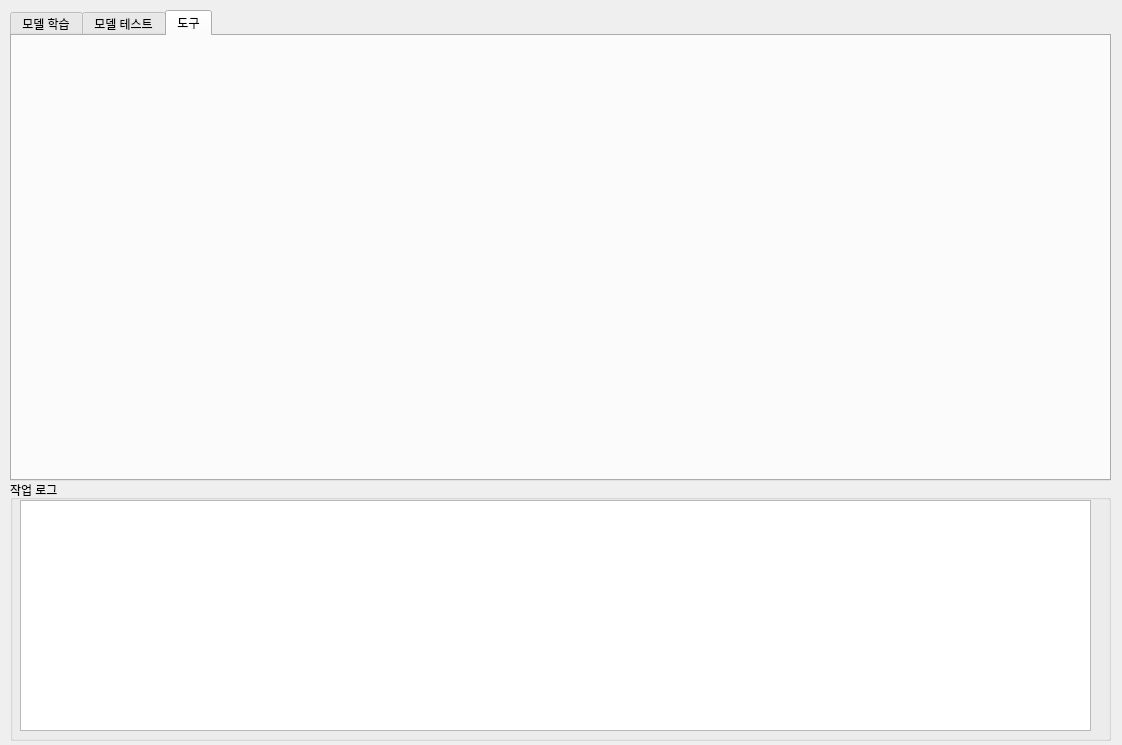
First picture: the form in resource/main_form.ui, repository boa9448/PyAutoMakerHuman, before the edit.
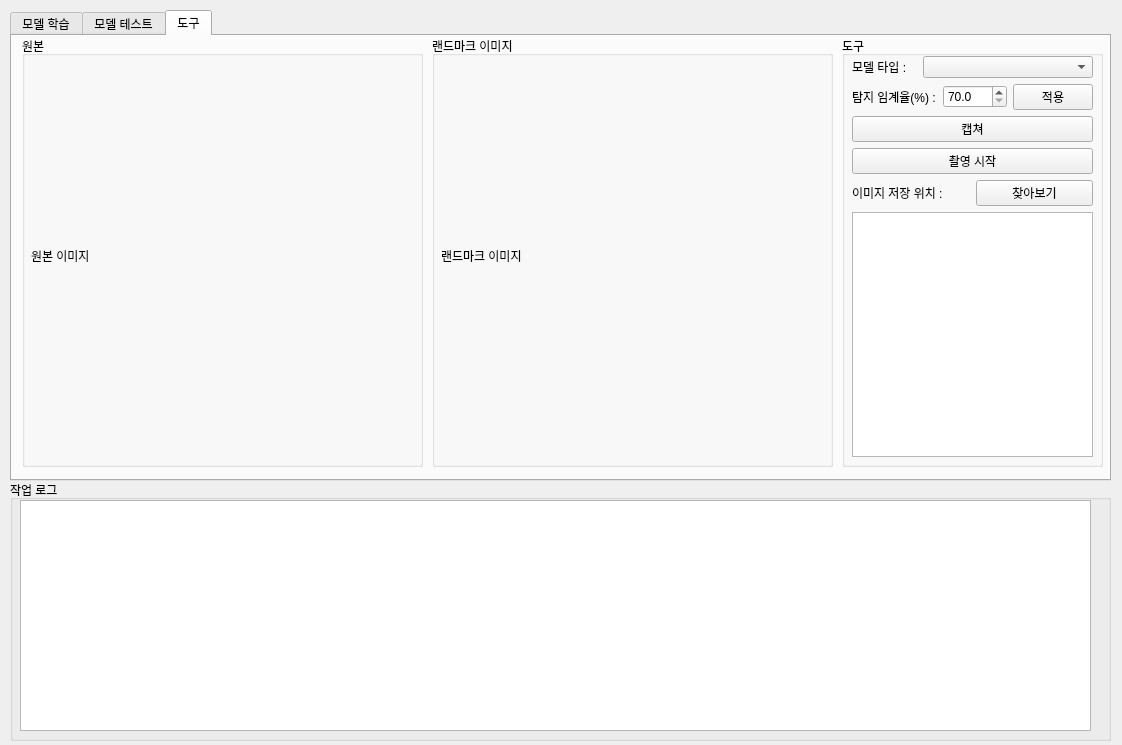
Second picture: the form after the edit. The open tabs and pages were chosen to show the change.

Commit message: 도구 UI작성

What changed in the file:
```diff
--- a/resource/main_form.ui
+++ b/resource/main_form.ui
@@ -481,6 +481,205 @@
     <attribute name="title">
      <string>도구</string>
     </attribute>
+    <widget class="QGroupBox" name="groupBox_8">
+     <property name="geometry">
+      <rect>
+       <x>10</x>
+       <y>0</y>
+       <width>401</width>
+       <height>431</height>
+      </rect>
+     </property>
+     <property name="title">
+      <string>원본</string>
+     </property>
+     <widget class="QWidget" name="verticalLayoutWidget_7">
+      <property name="geometry">
+       <rect>
+        <x>9</x>
+        <y>19</y>
+        <width>381</width>
+        <height>401</height>
+       </rect>
+      </property>
+      <layout class="QVBoxLayout" name="verticalLayout_9">
+       <item>
+        <widget class="QLabel" name="tools_original_img_label">
+         <property name="text">
+          <string>원본 이미지</string>
+         </property>
+        </widget>
+       </item>
+      </layout>
+     </widget>
+    </widget>
+    <widget class="QGroupBox" name="groupBox_9">
+     <property name="geometry">
+      <rect>
+       <x>420</x>
+       <y>0</y>
+       <width>401</width>
+       <height>431</height>
+      </rect>
+     </property>
+     <property name="title">
+      <string>랜드마크 이미지</string>
+     </property>
+     <widget class="QWidget" name="verticalLayoutWidget_8">
+      <property name="geometry">
+       <rect>
+        <x>9</x>
+        <y>19</y>
+        <width>381</width>
+        <height>401</height>
+       </rect>
+      </property>
+      <layout class="QVBoxLayout" name="verticalLayout_10">
+       <item>
+        <widget class="QLabel" name="tools_result_img_label">
+         <property name="text">
+          <string>랜드마크 이미지</string>
+         </property>
+        </widget>
+       </item>
+      </layout>
+     </widget>
+    </widget>
+    <widget class="QGroupBox" name="groupBox_10">
+     <property name="geometry">
+      <rect>
+       <x>830</x>
+       <y>0</y>
+       <width>261</width>
+       <height>431</height>
+      </rect>
+     </property>
+     <property name="title">
+      <string>도구</string>
+     </property>
+     <widget class="QWidget" name="verticalLayoutWidget_10">
+      <property name="geometry">
+       <rect>
+        <x>10</x>
+        <y>20</y>
+        <width>241</width>
+        <height>401</height>
+       </rect>
+      </property>
+      <layout class="QVBoxLayout" name="verticalLayout_14">
+       <item>
+        <layout class="QVBoxLayout" name="verticalLayout_15">
+         <item>
+          <layout class="QHBoxLayout" name="horizontalLayout_8">
+           <item>
+            <widget class="QLabel" name="label_7">
+             <property name="sizePolicy">
+              <sizepolicy hsizetype="Fixed" vsizetype="Preferred">
+               <horstretch>0</horstretch>
+               <verstretch>0</verstretch>
+              </sizepolicy>
+             </property>
+             <property name="text">
+              <string>모델 타입 :   </string>
+             </property>
+            </widget>
+           </item>
+           <item>
+            <widget class="QComboBox" name="tools_type_combo">
+             <property name="accessibleName">
+              <string/>
+             </property>
+             <property name="editable">
+              <bool>false</bool>
+             </property>
+             <property name="placeholderText">
+              <string/>
+             </property>
+            </widget>
+           </item>
+          </layout>
+         </item>
+         <item>
+          <layout class="QHBoxLayout" name="horizontalLayout_12">
+           <item>
+            <widget class="QLabel" name="label_9">
+             <property name="sizePolicy">
+              <sizepolicy hsizetype="Fixed" vsizetype="Preferred">
+               <horstretch>0</horstretch>
+               <verstretch>0</verstretch>
+              </sizepolicy>
+             </property>
+             <property name="text">
+              <string>탐지 임계율(%) : </string>
+             </property>
+            </widget>
+           </item>
+           <item>
+            <widget class="QDoubleSpinBox" name="tools_thresh_spin_edit">
+             <property name="enabled">
+              <bool>true</bool>
+             </property>
+             <property name="specialValueText">
+              <string>70.0</string>
+             </property>
+             <property name="decimals">
+              <number>3</number>
+             </property>
+            </widget>
+           </item>
+           <item>
+            <widget class="QPushButton" name="tools_thresh_apply_button">
+             <property name="text">
+              <string>적용</string>
+             </property>
+            </widget>
+           </item>
+          </layout>
+         </item>
+         <item>
+          <widget class="QPushButton" name="tools_capture_button">
+           <property name="text">
+            <string>캡쳐</string>
+           </property>
+          </widget>
+         </item>
+         <item>
+          <widget class="QPushButton" name="tools_video_button">
+           <property name="text">
+            <string>촬영 시작</string>
+           </property>
+          </widget>
+         </item>
+        </layout>
+       </item>
+       <item>
+        <layout class="QHBoxLayout" name="horizontalLayout_9">
+         <item>
+          <widget class="QLabel" name="label_8">
+           <property name="text">
+            <string>이미지 저장 위치 : </string>
+           </property>
+          </widget>
+         </item>
+         <item>
+          <widget class="QPushButton" name="tools_save_path_find_button">
+           <property name="text">
+            <string>찾아보기</string>
+           </property>
+          </widget>
+         </item>
+        </layout>
+       </item>
+       <item>
+        <layout class="QVBoxLayout" name="verticalLayout_16">
+         <item>
+          <widget class="QListWidget" name="tools_image_list"/>
+         </item>
+        </layout>
+       </item>
+      </layout>
+     </widget>
+    </widget>
    </widget>
   </widget>
   <widget class="QGroupBox" name="groupBox_4">
```
Left out of the diff: 156 changed lines with no effect on the pictures. The commit also changes 2 other files.
